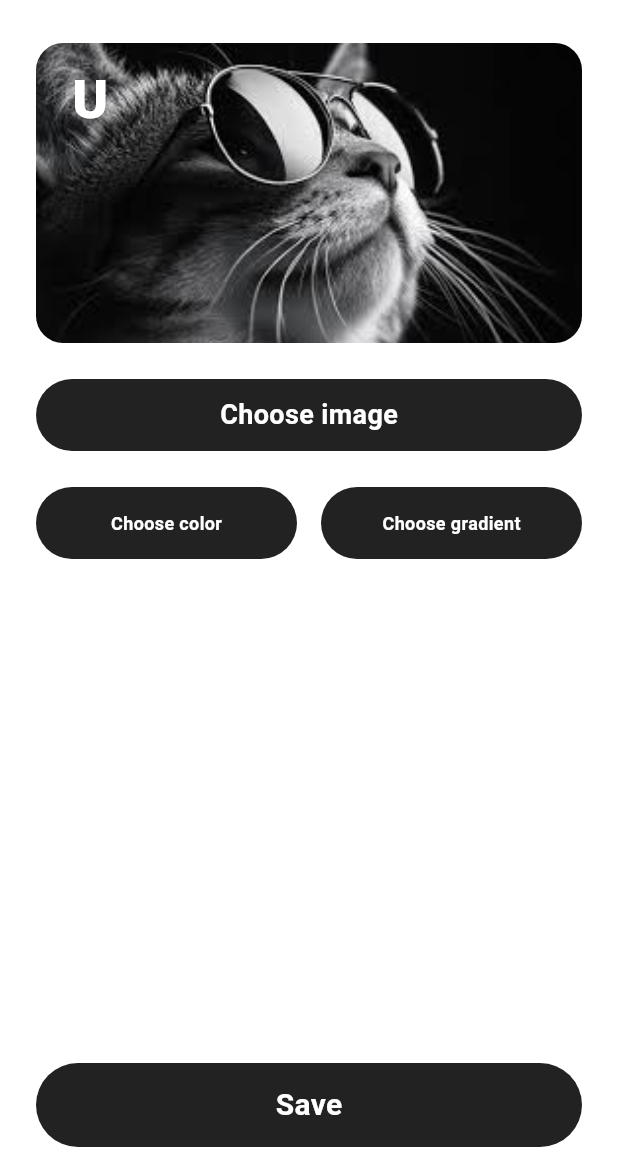
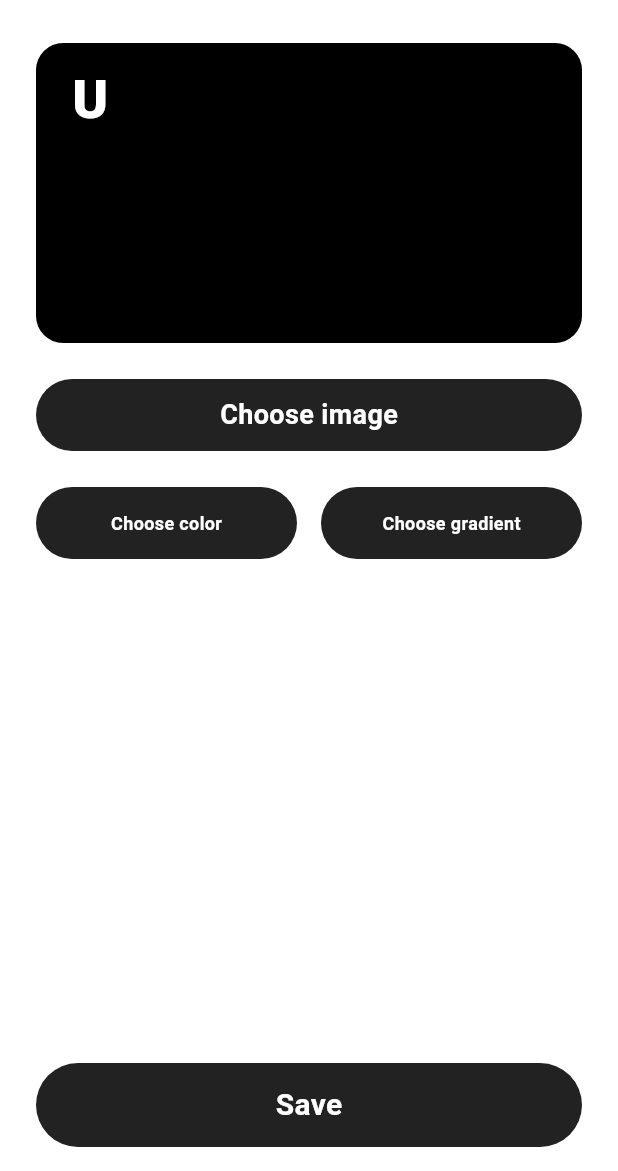
Before and after one commit to akbarshoh-pro/tafakkur-tz, a Flutter app: the screen it shows after launch, after a tap on an icon or button, on a phone screen of 412 x 824 dp, the part 65-1236 px from its top. Run offline on Flutter 3.47's test engine with Material 3 defaults, Android fonts, the phone set to English and light mode, and no system bars; our stand-ins replace file_picker, flutter_bloc, flutter_colorpicker, hive, permission_handler; accounts and stored records are empty.

Commit message:
end project

```diff
--- a/lib/data/resource/local/hive_helper.dart
+++ b/lib/data/resource/local/hive_helper.dart
@@ -19,9 +19,9 @@ abstract class HiveHelper {
     if (cardBox.isEmpty) {
       final cardsList = [
         CardEntity(
-          userChooseColor: false,
+          userChooseColor: true,
           userChooseGradient: false,
-          userChooseImage: true,
+          userChooseImage: false,
           isLocked: true,
           isSettings: false,
           selectedImagePath: 'assets/images/image1.png',
--- a/lib/presentation/pages/cards_list_screen.dart
+++ b/lib/presentation/pages/cards_list_screen.dart
@@ -48,11 +48,13 @@ class _CardsListScreenState extends State<CardsListScreen> {
   Widget build(BuildContext context) {
     return Scaffold(
       appBar: AppBar(
-        title: const Text(
-          'My cards',
-          style: TextStyle(
-              fontSize: 24,
-              fontWeight: FontWeight.w600
+        title: const Center(
+          child: Text(
+            'My cards',
+            style: TextStyle(
+                fontSize: 24,
+                fontWeight: FontWeight.w600
+            ),
           ),
         ),
         backgroundColor: Colors.white,
--- a/lib/presentation/widgets/card/payment_card.dart
+++ b/lib/presentation/widgets/card/payment_card.dart
@@ -1,3 +1,5 @@
+import 'dart:io';
+
 import 'package:flutter/material.dart';
 
 import '../../../domain/model/card_model.dart';
@@ -42,8 +44,8 @@ class PaymentCard extends StatelessWidget {
               scaleEnabled: !cardModel.isLocked,
               minScale: 0.5,
               maxScale: 10.0,
-              child: Image.asset(
-                cardModel.selectedImagePath,
+              child: Image.file(
+                File(cardModel.selectedImagePath),
                 fit: BoxFit.cover,
                 width: double.infinity,
                 height: 200,
```
Also changed, not shown: 3 other files.
